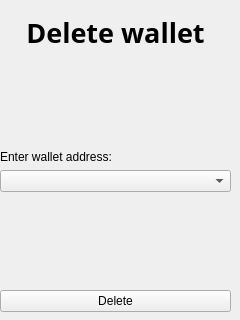
Before: the Qt Designer form src/ui/deletewallet.ui in snrteftelya/cryptominder, drawn with Qt 5.
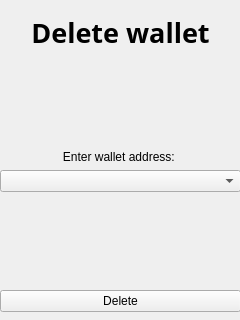
After: the same form once the commit is applied.

```diff
--- a/src/ui/deletewallet.ui
+++ b/src/ui/deletewallet.ui
@@ -25,12 +25,12 @@
   <property name="windowTitle">
    <string>Delete wallet</string>
   </property>
-  <widget class="QWidget" name="">
+  <widget class="QWidget" name="layoutWidget">
    <property name="geometry">
     <rect>
      <x>0</x>
      <y>11</y>
-     <width>231</width>
+     <width>241</width>
      <height>301</height>
     </rect>
    </property>
@@ -88,10 +88,20 @@
       <property name="text">
        <string>Enter wallet address: </string>
       </property>
+      <property name="alignment">
+       <set>Qt::AlignmentFlag::AlignCenter</set>
+      </property>
      </widget>
     </item>
     <item>
-     <widget class="QComboBox" name="comboBox"/>
+     <widget class="QComboBox" name="comboBox">
+      <property name="maximumSize">
+       <size>
+        <width>16777215</width>
+        <height>16777215</height>
+       </size>
+      </property>
+     </widget>
     </item>
     <item>
      <spacer name="verticalSpacer_2">
```
